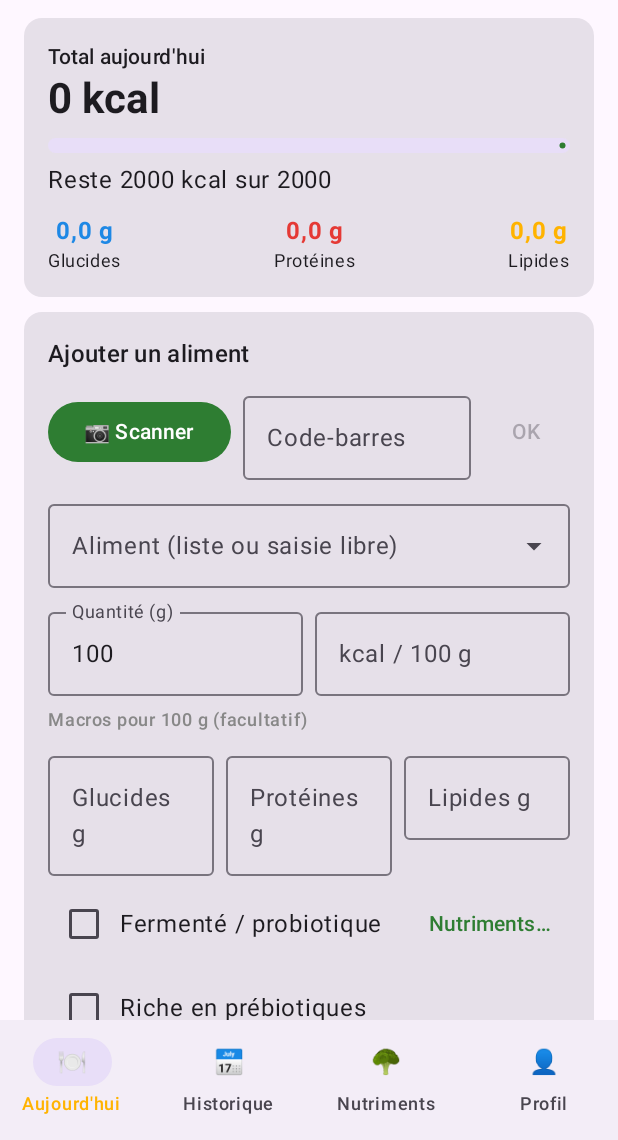
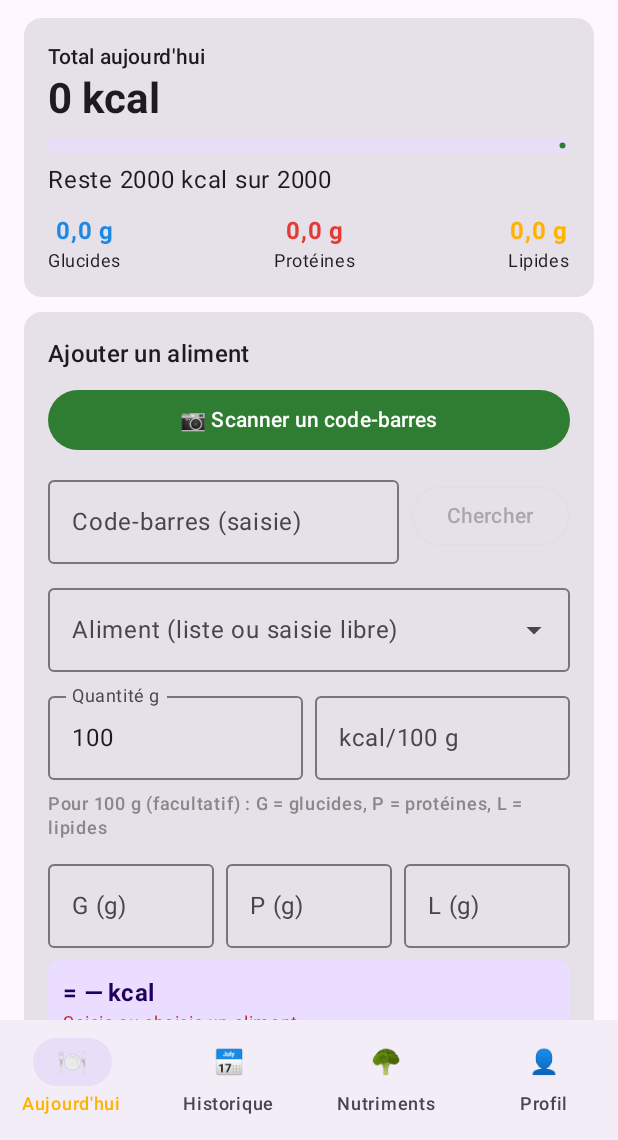
Before and after one commit to wolnerman8-sudo/calories-android, an Android app built with Jetpack Compose: the screen it shows after launch (MainActivity), on a phone screen of 412 x 824 dp, the part 96-1236 px from its top. Run offline under Robolectric (Android 15) with nearby library versions, the phone set to English and light mode, and no system bars; libraries missing offline, so code that uses them is left out: com.google.mlkit.vision; pictures from the network do not load.

Commit message:
Calories v1.2 : remplissage automatique des kcal, aperçu en direct, aliments des Antilles, mise en page
- Le nom tapé (sans accents/majuscules, exact > début > mot > contient) remplit kcal, macros, nutriments et cases pro/prébiotiques sans toucher la suggestion
- Aperçu '= X kcal · G · P · L' en direct ; bouton Ajouter désactivé avec explication si kcal manquantes
- 29 aliments ajoutés (riz complet, pâtes complètes, igname, plantain, christophine, fruit à pain, dachine, morue, accras, goyave, coco...)
- Libellés courts (G/P/L, Vit. C...) et code-barres sur sa propre ligne
- Tests unitaires FoodMatchTest (recherche + calcul)
- versionCode 3 / versionName 1.2

```diff
--- a/app/build.gradle.kts
+++ b/app/build.gradle.kts
@@ -18,8 +18,8 @@ android {
         applicationId = "com.wolnerman.calories"
         minSdk = 24
         targetSdk = 34
-        versionCode = 2
-        versionName = "1.1"
+        versionCode = 3
+        versionName = "1.2"
     }
 
     signingConfigs {
@@ -55,6 +55,7 @@ android {
 }
 
 dependencies {
+    testImplementation("junit:junit:4.13.2")
     coreLibraryDesugaring("com.android.tools:desugar_jdk_libs:2.0.4")
     val composeBom = platform("androidx.compose:compose-bom:2024.06.00")
     implementation(composeBom)
--- /dev/null
+++ b/app/src/main/java/com/wolnerman/calories/FoodMatch.kt
@@ -0,0 +1,50 @@
+package com.wolnerman.calories
+
+import java.text.Normalizer
+import java.util.Locale
+import kotlin.math.roundToInt
+
+/** Minuscule, sans accents, espaces normalisés (« Œuf » → « oeuf »). */
+fun fold(s: String): String =
+    Normalizer.normalize(s, Normalizer.Form.NFD).replace(Regex("\\p{M}+"), "").lowercase(Locale.FRENCH)
+        .replace("œ", "oe").replace("æ", "ae").trim().replace(Regex("\\s+"), " ")
+
+/**
+ * Trouve l'aliment intégré correspondant au texte saisi, sans avoir à toucher la suggestion.
+ * Priorité : égalité exacte > nom qui commence par le texte > un mot qui commence par le texte
+ * > nom qui contient le texte > tous les mots saisis présents dans le nom.
+ */
+fun findFood(query: String, foods: List<Food> = BUILTIN_FOODS): Food? {
+    val q = fold(query)
+    if (q.length < 2) return null
+    val folded = foods.map { it to fold(it.name) }
+    folded.firstOrNull { it.second == q }?.let { return it.first }
+    folded.firstOrNull { it.second.startsWith(q) }?.let { return it.first }
+    folded.firstOrNull { (_, n) -> n.split(' ', '(', '/', '-').any { w -> w.startsWith(q) } }?.let { return it.first }
+    folded.firstOrNull { it.second.contains(q) }?.let { return it.first }
+    val tokens = q.split(' ').filter { it.length >= 2 }
+    if (tokens.size >= 2) folded.firstOrNull { (_, n) -> tokens.all { n.contains(it) } }?.let { return it.first }
+    return null
+}
+
+/** Suggestions pour la liste déroulante (même logique, plusieurs résultats). */
+fun suggestFoods(query: String, foods: List<Food> = BUILTIN_FOODS): List<Food> {
+    val q = fold(query)
+    if (q.isEmpty()) return foods
+    val tokens = q.split(' ').filter { it.isNotEmpty() }
+    return foods.filter { f -> val n = fold(f.name); tokens.all { n.contains(it) } }
+        .sortedBy { f -> val n = fold(f.name); when { n == q -> 0; n.startsWith(q) -> 1; else -> 2 } }
+}
+
+/** Résultat du calcul pour une quantité donnée. */
+data class Calc(val kcal: Int, val carbs: Double?, val proteins: Double?, val fat: Double?)
+
+/** kcal et macros pour [grams] g, à partir des valeurs pour 100 g. Null si quantité ou kcal manquants. */
+fun calculate(grams: Double?, kcal100: Double?, carbs100: Double? = null, prot100: Double? = null, fat100: Double? = null): Calc? {
+    if (grams == null || grams <= 0 || kcal100 == null || kcal100 < 0) return null
+    val f = grams / 100.0
+    return Calc((kcal100 * f).roundToInt(), carbs100?.let { it * f }, prot100?.let { it * f }, fat100?.let { it * f })
+}
+
+/** Lit un nombre saisi au clavier français ou anglais (« 12,5 » ou « 12.5 »). */
+fun parseNum(s: String): Double? = s.trim().replace(',', '.').toDoubleOrNull()
--- a/app/src/main/java/com/wolnerman/calories/Foods.kt
+++ b/app/src/main/java/com/wolnerman/calories/Foods.kt
@@ -66,6 +66,36 @@ val BUILTIN_FOODS = listOf(
     Food("Banane peu mûre", 90, 20.0, 1.1, 0.3, prebiotic = true),
     Food("Pois chiches cuits", 140, 18.0, 8.0, 2.6, prebiotic = true),
     Food("Chicorée soluble (poudre)", 350, 75.0, 5.0, 0.5, prebiotic = true),
+    // Antilles et compléments (v1.2)
+    Food("Riz complet cuit", 123, 25.6, 2.7, 1.0),
+    Food("Pâtes complètes cuites", 150, 27.0, 6.0, 1.0),
+    Food("Patate douce cuite", 90, 20.0, 2.0, 0.2),
+    Food("Igname cuite", 115, 27.0, 1.5, 0.1),
+    Food("Banane plantain cuite", 120, 30.0, 1.0, 0.2),
+    Food("Christophine cuite", 22, 4.0, 0.6, 0.5),
+    Food("Fruit à pain cuit", 105, 25.0, 1.1, 0.2),
+    Food("Dachine / madère cuite", 140, 33.0, 0.5, 0.1),
+    Food("Morue dessalée cuite", 105, 0.0, 23.0, 0.9),
+    Food("Accras de morue", 250, 20.0, 9.0, 15.0),
+    Food("Poisson grillé", 130, 0.0, 24.0, 3.5),
+    Food("Maïs doux", 90, 17.0, 3.0, 1.3),
+    Food("Goyave", 68, 14.0, 2.6, 1.0),
+    Food("Noix de coco (chair)", 354, 6.0, 3.3, 33.0),
+    Food("Eau de coco", 19, 3.7, 0.7, 0.2),
+    Food("Lait de coco", 200, 3.0, 2.0, 21.0),
+    Food("Papaye", 43, 11.0, 0.5, 0.3),
+    Food("Fruit de la passion (maracudja)", 97, 13.0, 2.2, 0.7),
+    Food("Pois d'Angole cuits", 120, 15.0, 7.0, 0.4, prebiotic = true),
+    Food("Colombo de poulet", 150, 4.0, 17.0, 7.5),
+    Food("Boudin créole", 300, 10.0, 12.0, 24.0),
+    Food("Cuisse de poulet cuite", 210, 0.0, 26.0, 11.0),
+    Food("Courgette", 17, 2.0, 1.2, 0.3),
+    Food("Concombre", 12, 2.0, 0.7, 0.1),
+    Food("Citron", 29, 3.0, 1.1, 0.3),
+    Food("Pastèque", 30, 7.5, 0.6, 0.2),
+    Food("Lambi cuit", 130, 1.7, 26.0, 1.0),
+    Food("Ouassous / crevettes cuites", 100, 0.0, 24.0, 0.3),
+    Food("Pain au chocolat", 420, 45.0, 7.5, 23.0),
 )
 
 /**
@@ -123,20 +153,49 @@ private val BUILTIN_NUTRIENTS: Map<String, DoubleArray> = mapOf(
     "Banane peu mûre" to doubleArrayOf(3.1, 10.0, 0.0, 0.1, 5.0, 0.3, 9.0, 0.0),
     "Pois chiches cuits" to doubleArrayOf(7.6, 0.5, 0.0, 0.3, 49.0, 2.9, 1.0, 0.0),
     "Chicorée soluble (poudre)" to doubleArrayOf(10.0, 20.0, 0.1, 0.1, 100.0, 3.0, 0.0, 0.0),
+    "Riz complet cuit" to doubleArrayOf(1.8, 0.4, 0.0, 0.2, 10.0, 0.5, 0.0, 0.0),
+    "Pâtes complètes cuites" to doubleArrayOf(4.0, 0.8, 0.0, 0.2, 15.0, 1.2, 0.0, 0.0),
+    "Patate douce cuite" to doubleArrayOf(3.3, 6.5, 0.1, 0.0, 38.0, 0.7, 20.0, 0.0),
+    "Igname cuite" to doubleArrayOf(3.9, 0.5, 0.0, 0.0, 14.0, 0.5, 12.0, 0.0),
+    "Banane plantain cuite" to doubleArrayOf(2.3, 13.0, 0.0, 0.1, 2.0, 0.6, 11.0, 0.0),
+    "Christophine cuite" to doubleArrayOf(2.8, 1.9, 0.0, 0.1, 13.0, 0.2, 8.0, 0.0),
+    "Fruit à pain cuit" to doubleArrayOf(4.9, 11.0, 0.0, 0.0, 17.0, 0.5, 20.0, 0.0),
+    "Dachine / madère cuite" to doubleArrayOf(5.0, 0.5, 0.0, 0.0, 18.0, 0.7, 5.0, 0.0),
+    "Morue dessalée cuite" to doubleArrayOf(0.0, 0.0, 0.6, 0.2, 15.0, 0.5, 0.0, 1.0),
+    "Accras de morue" to doubleArrayOf(1.0, 1.0, 1.5, 2.0, 30.0, 1.0, 0.0, 0.5),
+    "Poisson grillé" to doubleArrayOf(0.0, 0.0, 0.3, 0.8, 20.0, 0.5, 0.0, 3.0),
+    "Maïs doux" to doubleArrayOf(2.4, 4.5, 0.0, 0.2, 2.0, 0.5, 6.0, 0.0),
+    "Goyave" to doubleArrayOf(5.4, 9.0, 0.0, 0.3, 18.0, 0.3, 228.0, 0.0),
+    "Noix de coco (chair)" to doubleArrayOf(9.0, 6.0, 0.0, 30.0, 14.0, 2.4, 3.0, 0.0),
+    "Eau de coco" to doubleArrayOf(1.1, 2.6, 0.1, 0.2, 24.0, 0.3, 2.0, 0.0),
+    "Lait de coco" to doubleArrayOf(0.0, 2.0, 0.0, 18.0, 15.0, 1.6, 1.0, 0.0),
+    "Papaye" to doubleArrayOf(1.7, 7.8, 0.0, 0.1, 20.0, 0.3, 61.0, 0.0),
+    "Fruit de la passion (maracudja)" to doubleArrayOf(10.0, 11.0, 0.0, 0.1, 12.0, 1.6, 30.0, 0.0),
+    "Pois d'Angole cuits" to doubleArrayOf(6.7, 1.0, 0.0, 0.1, 43.0, 1.1, 0.0, 0.0),
+    "Colombo de poulet" to doubleArrayOf(1.0, 1.5, 0.8, 2.0, 25.0, 1.2, 4.0, 0.1),
+    "Boudin créole" to doubleArrayOf(0.5, 1.0, 1.8, 9.0, 20.0, 6.0, 0.0, 0.5),
+    "Cuisse de poulet cuite" to doubleArrayOf(0.0, 0.0, 0.25, 3.0, 12.0, 1.1, 0.0, 0.2),
+    "Courgette" to doubleArrayOf(1.1, 1.7, 0.0, 0.1, 16.0, 0.4, 18.0, 0.0),
+    "Concombre" to doubleArrayOf(0.6, 1.4, 0.0, 0.0, 16.0, 0.3, 3.0, 0.0),
+    "Citron" to doubleArrayOf(2.8, 2.5, 0.0, 0.0, 26.0, 0.6, 53.0, 0.0),
+    "Pastèque" to doubleArrayOf(0.4, 6.0, 0.0, 0.0, 7.0, 0.2, 8.0, 0.0),
+    "Lambi cuit" to doubleArrayOf(0.0, 0.0, 0.5, 0.3, 98.0, 1.5, 0.0, 0.0),
+    "Ouassous / crevettes cuites" to doubleArrayOf(0.0, 0.0, 0.6, 0.1, 70.0, 0.5, 0.0, 0.0),
+    "Pain au chocolat" to doubleArrayOf(2.5, 12.0, 0.8, 13.0, 50.0, 1.3, 0.0, 0.0),
 )
 
 /** Définition d'un nutriment suivi. isLimit = à ne pas dépasser (sucres, sel, graisses saturées). */
-data class Nutrient(val key: String, val label: String, val unit: String, val isLimit: Boolean = false)
+data class Nutrient(val key: String, val label: String, val unit: String, val isLimit: Boolean = false, val short: String = label)
 
 val NUTRIENTS = listOf(
     Nutrient("fiber", "Fibres", "g"),
     Nutrient("sugars", "Sucres", "g", isLimit = true),
     Nutrient("salt", "Sel", "g", isLimit = true),
-    Nutrient("satfat", "Graisses saturées", "g", isLimit = true),
+    Nutrient("satfat", "Graisses saturées", "g", isLimit = true, short = "AG saturés"),
     Nutrient("calcium", "Calcium", "mg"),
     Nutrient("iron", "Fer", "mg"),
-    Nutrient("vitc", "Vitamine C", "mg"),
-    Nutrient("vitd", "Vitamine D", "µg"),
+    Nutrient("vitc", "Vitamine C", "mg", short = "Vit. C"),
+    Nutrient("vitd", "Vitamine D", "µg", short = "Vit. D"),
 )
 
 /** Repères journaliers adultes (indicatifs). Limites à 10 % des kcal calculées sur l'objectif. */
--- a/app/src/main/java/com/wolnerman/calories/MainActivity.kt
+++ b/app/src/main/java/com/wolnerman/calories/MainActivity.kt
@@ -63,10 +63,6 @@ private fun today(): String = LocalDate.now().toString()
 private fun nowTime(): String = LocalTime.now().format(DateTimeFormatter.ofPattern("HH:mm"))
 private fun fmt(d: Double): String = if (d % 1.0 == 0.0) d.toInt().toString() else String.format(Locale.FRENCH, "%.1f", d).replace(',', '.')
 private fun g1(d: Double): String = String.format(Locale.FRENCH, "%.1f", d)
-private fun parseNum(s: String): Double? = s.trim().replace(',', '.').toDoubleOrNull()
-private fun fold(s: String): String =
-    Normalizer.normalize(s, Normalizer.Form.NFD).replace(Regex("\\p{M}+"), "").lowercase(Locale.FRENCH)
-        .replace("œ", "oe")
 
 private fun prettyDate(iso: String): String {
     val d = LocalDate.parse(iso)
@@ -206,6 +202,8 @@ fun AddEntryCard(onAdd: (Entry) -> Unit) {
     var fermented by remember { mutableStateOf(false) }
     var prebiotic by remember { mutableStateOf(false) }
     fun fillNutr(m: Map<String, Double>) { nutrTxt.clear(); m.forEach { (k, v) -> nutrTxt[k] = fmt(v) } }
+    // Nom de l'aliment intégré dont les valeurs ont été copiées automatiquement (null = saisie manuelle / scan)
+    var autoFrom by remember { mutableStateOf<String?>(null) }
     var expanded by remember { mutableStateOf(false) }
     var barcode by remember { mutableStateOf("") }
     var scanned by remember { mutableStateOf<ScannedProduct?>(null) }
@@ -252,6 +250,7 @@ fun AddEntryCard(onAdd: (Entry) -> Unit) {
                     prot100 = r.product.proteins?.let { fmt(it) } ?: ""
                     fat100 = r.product.fat?.let { fmt(it) } ?: ""
                     fillNutr(r.product.nutr); fermented = r.product.fermented; prebiotic = r.product.prebiotic
+                    autoFrom = null
                     if (r.product.kcalPer100g == null) scanMsg = "Calories non renseignées pour ce produit : saisis les kcal/100 g (voir l'étiquette)."
                 }
                 is LookupResult.Error -> scanMsg = r.message
@@ -274,24 +273,47 @@ fun AddEntryCard(onAdd: (Entry) -> Unit) {
             }
     }
 
-    val suggestions = remember(name) {
-        val q = fold(name.trim())
-        if (q.isEmpty()) BUILTIN_FOODS else BUILTIN_FOODS.filter { fold(it.name).contains(q) }
+    // Nom de l'aliment intégré dont les valeurs ont été copiées automatiquement (null = saisie manuelle / scan)
+    fun fillFood(f: Food) {
+        kcal100 = f.kcalPer100g.toString()
+        carbs100 = fmt(f.carbs); prot100 = fmt(f.proteins); fat100 = fmt(f.fat)
+        fillNutr(f.nutrients); fermented = f.fermented; prebiotic = f.prebiotic
+        autoFrom = f.name
     }
+    fun clearAuto() {
+        kcal100 = ""; carbs100 = ""; prot100 = ""; fat100 = ""; nutrTxt.clear()
+        fermented = false; prebiotic = false; autoFrom = null
+    }
+    /** Saisie du nom : remplit automatiquement si le texte correspond à un aliment intégré. */
+    fun onNameChange(newName: String) {
+        name = newName
+        val manual = autoFrom == null && (kcal100.isNotBlank() || scanned != null)
+        if (manual) return // ne jamais écraser des valeurs tapées à la main ou venant d'un scan
+        val m = findFood(newName)
+        if (m != null) { if (m.name != autoFrom) fillFood(m) } else if (autoFrom != null) clearAuto()
+    }
+
+    val suggestions = remember(name) { suggestFoods(name) }
     val g = parseNum(grams)
     val k = parseNum(kcal100)
-    val computed = if (g != null && k != null) Math.round(g * k / 100.0).toInt() else null
-    val valid = name.isNotBlank() && g != null && g > 0 && k != null && k >= 0
+    val calc = calculate(g, k, parseNum(carbs100), parseNum(prot100), parseNum(fat100))
+    val problem: String? = when {
+        name.isBlank() -> "Saisis ou choisis un aliment."
+        k == null -> "Aliment inconnu : saisis les kcal pour 100 g ou scanne le code-barres."
+        g == null || g <= 0 -> "Indique la quantité en grammes."
+        else -> null
+    }
+    val valid = problem == null && calc != null
 
     Card(Modifier.fillMaxWidth()) {
         Column(Modifier.padding(16.dp), verticalArrangement = Arrangement.spacedBy(8.dp)) {
             Text("Ajouter un aliment", style = MaterialTheme.typography.titleMedium)
+            Button(onClick = { startScan() }, enabled = !loading, modifier = Modifier.fillMaxWidth()) { Text("📷 Scanner un code-barres") }
             Row(verticalAlignment = Alignment.CenterVertically, horizontalArrangement = Arrangement.spacedBy(8.dp)) {
-                Button(onClick = { startScan() }, enabled = !loading) { Text("📷 Scanner") }
                 OutlinedTextField(barcode, { barcode = it.filter(Char::isDigit).take(14) },
-                    label = { Text("Code-barres") }, singleLine = true,
+                    label = { Text("Code-barres (saisie)", maxLines = 1) }, singleLine = true,
                     keyboardOptions = KeyboardOptions(keyboardType = KeyboardType.Number), modifier = Modifier.weight(1f))
-                TextButton(onClick = { lookup(barcode) }, enabled = !loading && barcode.length >= 8) { Text("OK") }
+                OutlinedButton(onClick = { lookup(barcode) }, enabled = !loading && barcode.length >= 8) { Text("Chercher") }
             }
             if (loading) LinearProgressIndicator(Modifier.fillMaxWidth())
             scanMsg?.let { Text(it, color = Color(0xFFC62828), style = MaterialTheme.typography.bodySmall) }
@@ -312,7 +334,7 @@ fun AddEntryCard(onAdd: (Entry) -> Unit) {
             ExposedDropdownMenuBox(expanded = expanded && suggestions.isNotEmpty(), onExpandedChange = { expanded = it }) {
                 OutlinedTextField(
                     value = name,
-                    onValueChange = { name = it; expanded = true },
+                    onValueChange = { onNameChange(it); expanded = true },
                     label = { Text("Aliment (liste ou saisie libre)") },
                     singleLine = true,
                     trailingIcon = { ExposedDropdownMenuDefaults.TrailingIcon(expanded) },
@@ -323,9 +345,9 @@ fun AddEntryCard(onAdd: (Entry) -> Unit) {
                         DropdownMenuItem(
                             text = { Text("${f.name}  ·  ${f.kcalPer100g} kcal/100 g") },
                             onClick = {
-                                name = f.name; kcal100 = f.kcalPer100g.toString()
-                                carbs100 = fmt(f.carbs); prot100 = fmt(f.proteins); fat100 = fmt(f.fat)
-                                fillNutr(f.nutrients); fermented = f.fermented; prebiotic = f.prebiotic
+                                // Choix explicite : remplace toujours les valeurs
+                                scanned = null
+                                name = f.name; fillFood(f)
                                 expanded = false
                             }
                         )
@@ -333,19 +355,38 @@ fun AddEntryCard(onAdd: (Entry) -> Unit) {
                 }
             }
             Row(horizontalArrangement = Arrangement.spacedBy(8.dp)) {
-                OutlinedTextField(grams, { grams = it }, label = { Text("Quantité (g)") }, singleLine = true,
+                OutlinedTextField(grams, { grams = it.take(6) }, label = { Text("Quantité g", maxLines = 1) }, singleLine = true,
                     keyboardOptions = KeyboardOptions(keyboardType = KeyboardType.Decimal), modifier = Modifier.weight(1f))
-                OutlinedTextField(kcal100, { kcal100 = it }, label = { Text("kcal / 100 g") }, singleLine = true,
+                OutlinedTextField(kcal100, { kcal100 = it.take(6); autoFrom = null }, label = { Text("kcal/100 g", maxLines = 1) }, singleLine = true,
+                    isError = name.isNotBlank() && k == null,
                     keyboardOptions = KeyboardOptions(keyboardType = KeyboardType.Decimal), modifier = Modifier.weight(1f))
             }
-            Text("Macros pour 100 g (facultatif)", style = MaterialTheme.typography.labelMedium, color = Color.Gray)
+            autoFrom?.let { Text("Valeurs de la liste : $it", style = MaterialTheme.typography.bodySmall, color = MaterialTheme.colorScheme.primary) }
+            Text("Pour 100 g (facultatif) : G = glucides, P = protéines, L = lipides", style = MaterialTheme.typography.labelMedium, color = Color.Gray)
             Row(horizontalArrangement = Arrangement.spacedBy(8.dp)) {
-                OutlinedTextField(carbs100, { carbs100 = it.take(6) }, label = { Text("Glucides g") }, singleLine = true,
+                OutlinedTextField(carbs100, { carbs100 = it.take(6); autoFrom = null }, label = { Text("G (g)", maxLines = 1) }, singleLine = true,
                     keyboardOptions = KeyboardOptions(keyboardType = KeyboardType.Decimal), modifier = Modifier.weight(1f))
-                OutlinedTextField(prot100, { prot100 = it.take(6) }, label = { Text("Protéines g") }, singleLine = true,
+                OutlinedTextField(prot100, { prot100 = it.take(6); autoFrom = null }, label = { Text("P (g)", maxLines = 1) }, singleLine = true,
                     keyboardOptions = KeyboardOptions(keyboardType = KeyboardType.Decimal), modifier = Modifier.weight(1f))
-                OutlinedTextField(fat100, { fat100 = it.take(6) }, label = { Text("Lipides g") }, singleLine = true,
+                OutlinedTextField(fat100, { fat100 = it.take(6); autoFrom = null }, label = { Text("L (g)", maxLines = 1) }, singleLine = true,
                     keyboardOptions = KeyboardOptions(keyboardType = KeyboardType.Decimal), modifier = Modifier.weight(1f))
+            }
+            // Aperçu en direct
+            Surface(color = MaterialTheme.colorScheme.primaryContainer, shape = MaterialTheme.shapes.small, modifier = Modifier.fillMaxWidth()) {
+                Column(Modifier.padding(10.dp)) {
+                    if (calc != null) {
+                        val parts = buildList {
+                            add("= ${calc.kcal} kcal")
+                            calc.carbs?.let { add("G ${g1(it)} g") }
+                            calc.proteins?.let { add("P ${g1(it)} g") }
+                            calc.fat?.let { add("L ${g1(it)} g") }
+                        }
+                        Text(parts.joinToString(" · "), style = MaterialTheme.typography.titleMedium, fontWeight = FontWeight.Bold)
+                    } else {
+                        Text("= — kcal", style = MaterialTheme.typography.titleMedium, fontWeight = FontWeight.Bold)
+                    }
+                    problem?.let { Text(it, style = MaterialTheme.typography.bodySmall, color = Color(0xFFC62828)) }
+                }
             }
             Row(verticalAlignment = Alignment.CenterVertically) {
                 Checkbox(checked = fermented, onCheckedChange = { fermented = it })
@@ -362,7 +403,7 @@ fun AddEntryCard(onAdd: (Entry) -> Unit) {
                     Row(horizontalArrangement = Arrangement.spacedBy(8.dp)) {
                         pair.forEach { n ->
                             OutlinedTextField(nutrTxt[n.key] ?: "", { nutrTxt[n.key] = it.take(8) },
-                                label = { Text("${n.label} (${n.unit})") }, singleLine = true,
+                                label = { Text("${n.short} ${n.unit}", maxLines = 1) }, singleLine = true,
                                 keyboardOptions = KeyboardOptions(keyboardType = KeyboardType.Decimal), modifier = Modifier.weight(1f))
                         }
                     }
@@ -384,15 +425,16 @@ fun AddEntryCard(onAdd: (Entry) -> Unit) {
                 }
             }
             Row(verticalAlignment = Alignment.CenterVertically) {
-                Text(if (computed != null) "= $computed kcal" else "= — kcal",
-                    style = MaterialTheme.typography.titleLarge, modifier = Modifier.weight(1f))
+                Text(if (calc != null) "= ${calc.kcal} kcal" else (problem ?: ""),
+                    style = if (calc != null) MaterialTheme.typography.titleLarge else MaterialTheme.typography.bodySmall,
+                    color = if (calc != null) Color.Unspecified else Color(0xFFC62828), modifier = Modifier.weight(1f))
                 Button(enabled = valid, onClick = {
                     onAdd(Entry(System.currentTimeMillis(), today(), nowTime(), name.trim(), g!!, k!!, photoPath,
                         parseNum(carbs100)?.takeIf { it >= 0 }, parseNum(prot100)?.takeIf { it >= 0 }, parseNum(fat100)?.takeIf { it >= 0 },
                         nutr = nutrTxt.mapNotNull { (k, v) -> parseNum(v)?.takeIf { it >= 0 }?.let { k to it } }.toMap(),
                         fermented = fermented, prebiotic = prebiotic))
                     photoPath = null
-                    name = ""; grams = "100"; kcal100 = ""; carbs100 = ""; prot100 = ""; fat100 = ""; nutrTxt.clear(); fermented = false; prebiotic = false; barcode = ""; scanned = null; scanMsg = null
+                    name = ""; grams = "100"; kcal100 = ""; carbs100 = ""; prot100 = ""; fat100 = ""; nutrTxt.clear(); fermented = false; prebiotic = false; barcode = ""; scanned = null; scanMsg = null; autoFrom = null
                 }) { Text("Ajouter") }
             }
         }
--- a/app/src/main/java/com/wolnerman/calories/OpenFoodFacts.kt
+++ b/app/src/main/java/com/wolnerman/calories/OpenFoodFacts.kt
@@ -37,7 +37,7 @@ sealed class LookupResult {
 
 /** Recherche d'un produit par code-barres sur Open Food Facts (API v2). */
 object OpenFoodFacts {
-    private const val UA = "Calories-Android/1.1 (wolnerman)"
+    private const val UA = "Calories-Android/1.2 (wolnerman)"
 
     suspend fun lookup(barcodeRaw: String): LookupResult = withContext(Dispatchers.IO) {
         val barcode = barcodeRaw.filter(Char::isDigit)
```
Also changed, not shown: 2 other files.
